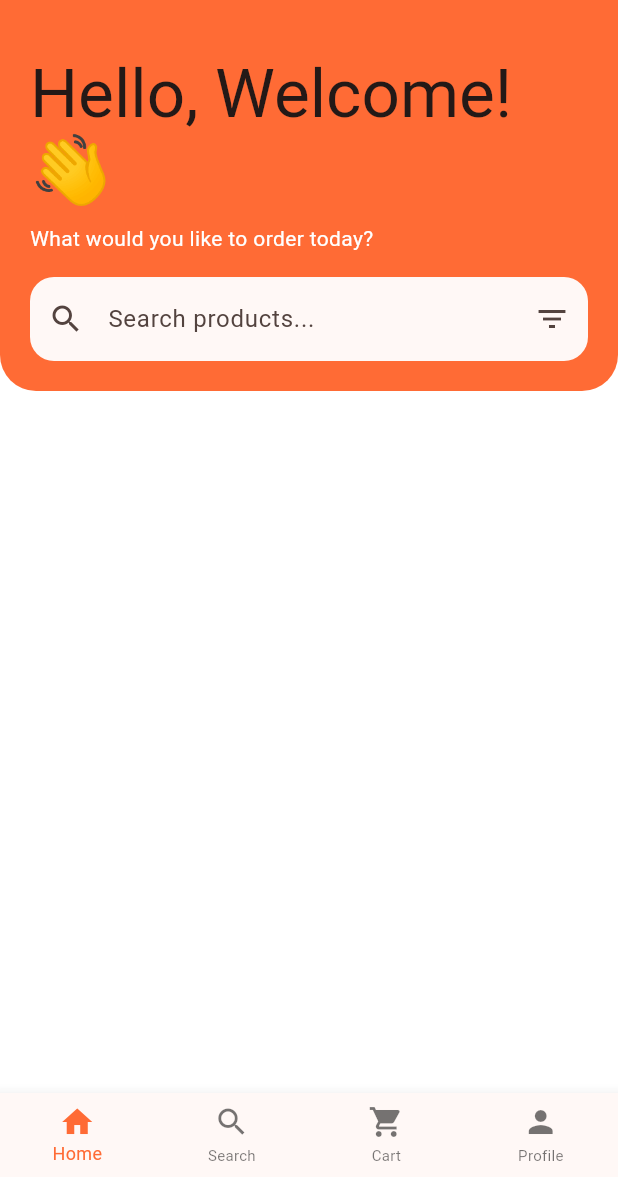
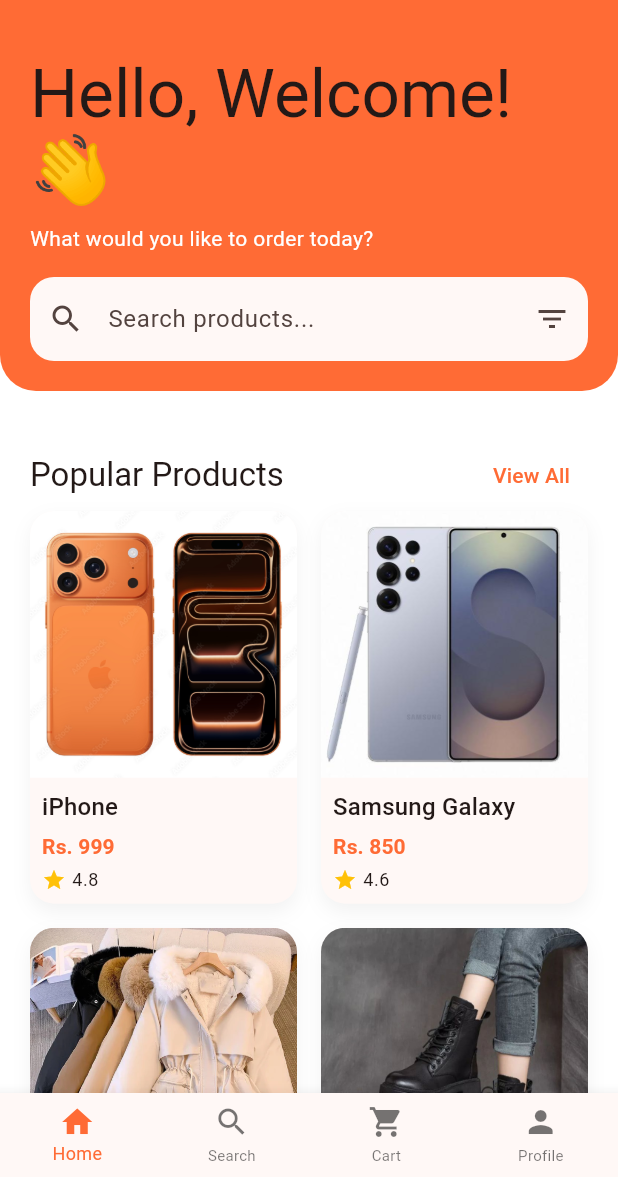
Before and after one commit to smritikhanal/xpress_nepal, a Flutter app: the HomeScreen screen opened directly, on a phone screen of 412 x 824 dp, the part 59-1236 px from its top. Run offline on Flutter 3.47's test engine with Material 3 defaults, Android fonts, the light colour scheme and no system bars.

Commit message:
added:product section on home screen

```diff
--- a/lib/screens/home_screen.dart
+++ b/lib/screens/home_screen.dart
@@ -5,6 +5,20 @@
 
   @override
   State<HomeScreen> createState() => _HomeScreenState();
+}
+
+class Product {
+  final String name;
+  final String image;
+  final double price;
+  final double rating;
+
+  Product({
+    required this.name,
+    required this.image,
+    required this.price,
+    required this.rating,
+  });
 }
 
 class _HomeScreenState extends State<HomeScreen> {
@@ -19,6 +33,45 @@
   static const double _spaceXXL = 32.0;
   static const double _radiusL = 16.0;
   static const double _radiusXL = 24.0;
+
+  final List<Product> _products = [
+    Product(
+      name: 'iPhone',
+      image: 'assets/images/products/iphone.jpg',
+      price: 999.0,
+      rating: 4.8,
+    ),
+    Product(
+      name: 'Samsung Galaxy',
+      image: 'assets/images/products/samsung.jpg',
+      price: 850.0,
+      rating: 4.6,
+    ),
+    Product(
+      name: 'Winter Jacket',
+      image: 'assets/images/products/winterjacket.jpg',
+      price: 120.0,
+      rating: 4.5,
+    ),
+    Product(
+      name: 'Boots',
+      image: 'assets/images/products/boots.jpg',
+      price: 75.0,
+      rating: 4.3,
+    ),
+    Product(
+      name: 'Dress',
+      image: 'assets/images/products/dress.jpg',
+      price: 55.0,
+      rating: 4.4,
+    ),
+    Product(
+      name: 'Water Bottle',
+      image: 'assets/images/products/bottle.jpg',
+      price: 20.0,
+      rating: 4.2,
+    ),
+  ];
 
   @override
   void dispose() {
@@ -116,6 +169,114 @@
               ),
             ),
             const SizedBox(height: _spaceXXL),
+            Padding(
+              padding: EdgeInsets.symmetric(
+                horizontal: isTablet ? _paddingXL : _paddingL,
+              ),
+              child: Row(
+                mainAxisAlignment: MainAxisAlignment.spaceBetween,
+                children: [
+                  Text(
+                    'Popular Products',
+                    style: Theme.of(context).textTheme.titleLarge,
+                  ),
+                  TextButton(onPressed: () {}, child: const Text('View All')),
+                ],
+              ),
+            ),
+            Padding(
+              padding: EdgeInsets.symmetric(
+                horizontal: isTablet ? _paddingXL : _paddingL,
+              ),
+              child: GridView.builder(
+                shrinkWrap: true,
+                physics: const NeverScrollableScrollPhysics(),
+                itemCount: _products.length,
+                gridDelegate: SliverGridDelegateWithFixedCrossAxisCount(
+                  crossAxisCount: isTablet ? 3 : 2,
+                  crossAxisSpacing: _spaceL,
+                  mainAxisSpacing: _spaceL,
+                  childAspectRatio: 0.68,
+                ),
+                itemBuilder: (context, index) {
+                  final product = _products[index];
+
+                  return Container(
+                    decoration: BoxDecoration(
+                      color: Theme.of(context).cardColor,
+                      borderRadius: BorderRadius.circular(_radiusL),
+                      boxShadow: [
+                        BoxShadow(
+                          color: Colors.black.withOpacity(0.05),
+                          blurRadius: 10,
+                          offset: const Offset(0, 5),
+                        ),
+                      ],
+                    ),
+                    child: Column(
+                      crossAxisAlignment: CrossAxisAlignment.start,
+                      children: [
+                        // Product Image
+                        Expanded(
+                          child: ClipRRect(
+                            borderRadius: BorderRadius.vertical(
+                              top: Radius.circular(_radiusL),
+                            ),
+                            child: Image.asset(
+                              product.image,
+                              fit: BoxFit.cover,
+                              width: double.infinity,
+                            ),
+                          ),
+                        ),
+
+                        // Product Info
+                        Padding(
+                          padding: const EdgeInsets.all(_spaceS),
+                          child: Column(
+                            crossAxisAlignment: CrossAxisAlignment.start,
+                            children: [
+                              Text(
+                                product.name,
+                                style: Theme.of(context).textTheme.titleMedium,
+                                maxLines: 1,
+                                overflow: TextOverflow.ellipsis,
+                              ),
+                              const SizedBox(height: 4),
+                              Text(
+                                'Rs. ${product.price.toStringAsFixed(0)}',
+                                style: Theme.of(context).textTheme.titleSmall
+                                    ?.copyWith(
+                                      color: Theme.of(context).primaryColor,
+                                      fontWeight: FontWeight.bold,
+                                    ),
+                              ),
+                              const SizedBox(height: 4),
+                              Row(
+                                children: [
+                                  const Icon(
+                                    Icons.star,
+                                    size: 16,
+                                    color: Colors.amber,
+                                  ),
+                                  const SizedBox(width: 4),
+                                  Text(
+                                    product.rating.toString(),
+                                    style: Theme.of(
+                                      context,
+                                    ).textTheme.bodySmall,
+                                  ),
+                                ],
+                              ),
+                            ],
+                          ),
+                        ),
+                      ],
+                    ),
+                  );
+                },
+              ),
+            ),
           ],
         ),
       ),
```
